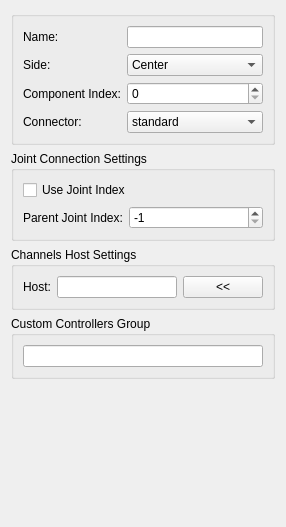
Above: scripts/mgear/shifter/component/main_settings_ui.ui from mgear-dev/shifter before the change. Below: the same form after it.
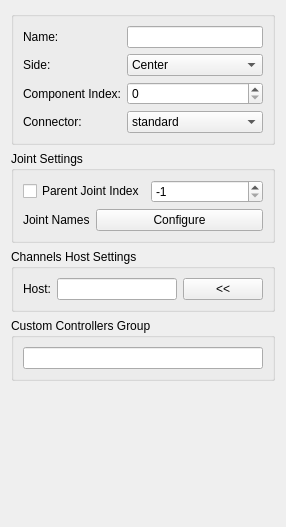
That is the form after the change.

Commit message: Add UI for joint_names parameter.

Patch:
```diff
--- a/scripts/mgear/shifter/component/main_settings_ui.ui
+++ b/scripts/mgear/shifter/component/main_settings_ui.ui
@@ -153,24 +153,20 @@
       </sizepolicy>
      </property>
      <property name="title">
-      <string>Joint Connection Settings</string>
+      <string>Joint Settings</string>
      </property>
      <layout class="QGridLayout" name="gridLayout_3">
       <item row="0" column="0">
        <layout class="QVBoxLayout" name="verticalLayout">
         <item>
-         <widget class="QCheckBox" name="useJointIndex_checkBox">
-          <property name="text">
-           <string>Use Joint Index</string>
+         <layout class="QHBoxLayout" name="horizontalLayout_5">
+          <property name="bottomMargin">
+           <number>0</number>
           </property>
-         </widget>
-        </item>
-        <item>
-         <layout class="QHBoxLayout" name="horizontalLayout">
           <item>
-           <widget class="QLabel" name="parentJointIndex_label">
+           <widget class="QCheckBox" name="useJointIndex_checkBox">
             <property name="text">
-             <string>Parent Joint Index:</string>
+             <string>Parent Joint Index</string>
             </property>
            </widget>
           </item>
@@ -195,6 +191,42 @@
           </item>
          </layout>
         </item>
+        <item>
+         <layout class="QHBoxLayout" name="horizontalLayout">
+          <item>
+           <widget class="QLabel" name="jointNames_label">
+            <property name="sizePolicy">
+             <sizepolicy hsizetype="Minimum" vsizetype="Fixed">
+              <horstretch>0</horstretch>
+              <verstretch>0</verstretch>
+             </sizepolicy>
+            </property>
+            <property name="minimumSize">
+             <size>
+              <width>0</width>
+              <height>0</height>
+             </size>
+            </property>
+            <property name="text">
+             <string>Joint Names</string>
+            </property>
+           </widget>
+          </item>
+          <item>
+           <widget class="QPushButton" name="jointNames_pushButton">
+            <property name="sizePolicy">
+             <sizepolicy hsizetype="Expanding" vsizetype="Fixed">
+              <horstretch>0</horstretch>
+              <verstretch>0</verstretch>
+             </sizepolicy>
+            </property>
+            <property name="text">
+             <string>Configure</string>
+            </property>
+           </widget>
+          </item>
+         </layout>
+        </item>
        </layout>
       </item>
      </layout>
```
Left out of the diff: 2 changed lines with no effect on the pictures. The commit also changes 4 other files.
